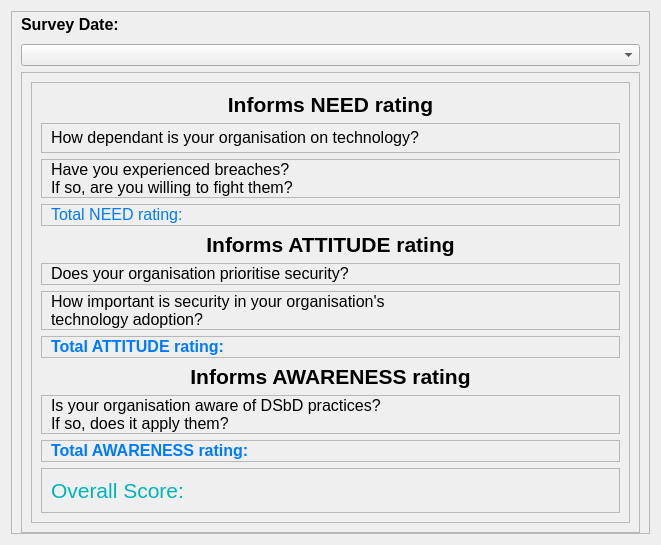
Old version of the form src/ui_design/scores.ui in the repository mikukula/SAT.
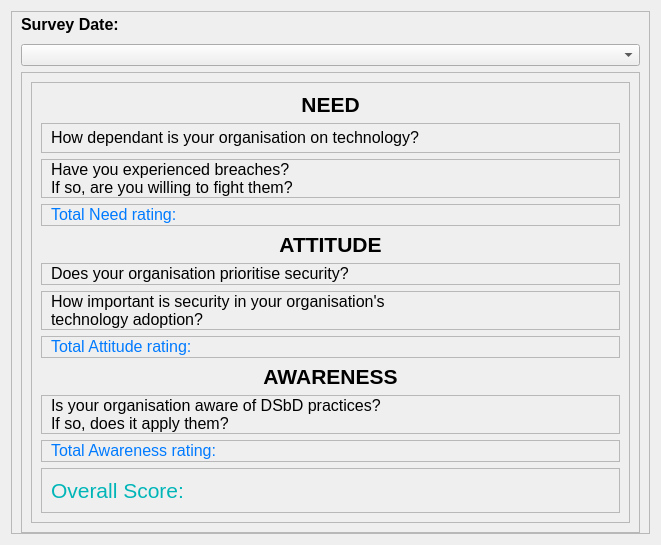
New version of the form.

The edit to the form file:
```diff
--- a/src/ui_design/scores.ui
+++ b/src/ui_design/scores.ui
@@ -60,7 +60,7 @@
             <item>
              <widget class="QLabel" name="label_5">
               <property name="text">
-               <string>&lt;html&gt;&lt;head/&gt;&lt;body&gt;&lt;p align=&quot;center&quot;&gt;&lt;span style=&quot; font-size:16pt; font-weight:600;&quot;&gt;Informs NEED rating&lt;/span&gt;&lt;/p&gt;&lt;/body&gt;&lt;/html&gt;</string>
+               <string>&lt;html&gt;&lt;head/&gt;&lt;body&gt;&lt;p align=&quot;center&quot;&gt;&lt;span style=&quot; font-size:16pt; font-weight:600;&quot;&gt;NEED&lt;/span&gt;&lt;/p&gt;&lt;/body&gt;&lt;/html&gt;</string>
               </property>
              </widget>
             </item>
@@ -184,7 +184,7 @@
                <item>
                 <widget class="QLabel" name="label_9">
                  <property name="text">
-                  <string>&lt;html&gt;&lt;head/&gt;&lt;body&gt;&lt;p&gt;&lt;span style=&quot; font-size:12pt; font-weight:496; color:#007AFF&quot;&gt;Total NEED rating:&lt;/span&gt;&lt;/p&gt;&lt;/body&gt;&lt;/html&gt;</string>
+                  <string>&lt;html&gt;&lt;head/&gt;&lt;body&gt;&lt;p&gt;&lt;span style=&quot; font-size:12pt; font-weight:496; color:#007aff;&quot;&gt;Total Need rating:&lt;/span&gt;&lt;/p&gt;&lt;/body&gt;&lt;/html&gt;</string>
                  </property>
                 </widget>
                </item>
@@ -220,7 +220,7 @@
             <item>
              <widget class="QLabel" name="label_6">
               <property name="text">
-               <string>&lt;html&gt;&lt;head/&gt;&lt;body&gt;&lt;p align=&quot;center&quot;&gt;&lt;span style=&quot; font-size:16pt; font-weight:600;&quot;&gt;Informs ATTITUDE rating&lt;/span&gt;&lt;/p&gt;&lt;/body&gt;&lt;/html&gt;</string>
+               <string>&lt;html&gt;&lt;head/&gt;&lt;body&gt;&lt;p align=&quot;center&quot;&gt;&lt;span style=&quot; font-size:16pt; font-weight:600;&quot;&gt;ATTITUDE&lt;/span&gt;&lt;/p&gt;&lt;/body&gt;&lt;/html&gt;</string>
               </property>
              </widget>
             </item>
@@ -338,7 +338,7 @@
                <item>
                 <widget class="QLabel" name="label_10">
                  <property name="text">
-                  <string>&lt;html&gt;&lt;head/&gt;&lt;body&gt;&lt;p&gt;&lt;span style=&quot; font-size:12pt; font-weight:500;color:#007AFF&quot;&gt;Total ATTITUDE rating:&lt;/span&gt;&lt;/p&gt;&lt;/body&gt;&lt;/html&gt;</string>
+                  <string>&lt;html&gt;&lt;head/&gt;&lt;body&gt;&lt;p&gt;&lt;span style=&quot; font-size:12pt; font-weight:496; color:#007aff;&quot;&gt;Total Attitude rating:&lt;/span&gt;&lt;/p&gt;&lt;/body&gt;&lt;/html&gt;</string>
                  </property>
                 </widget>
                </item>
@@ -368,7 +368,7 @@
             <item>
              <widget class="QLabel" name="label_7">
               <property name="text">
-               <string>&lt;html&gt;&lt;head/&gt;&lt;body&gt;&lt;p align=&quot;center&quot;&gt;&lt;span style=&quot; font-size:16pt; font-weight:600;&quot;&gt;Informs AWARENESS rating&lt;/span&gt;&lt;/p&gt;&lt;/body&gt;&lt;/html&gt;</string>
+               <string>&lt;html&gt;&lt;head/&gt;&lt;body&gt;&lt;p align=&quot;center&quot;&gt;&lt;span style=&quot; font-size:16pt; font-weight:600;&quot;&gt;AWARENESS&lt;/span&gt;&lt;/p&gt;&lt;/body&gt;&lt;/html&gt;</string>
               </property>
              </widget>
             </item>
@@ -435,7 +435,7 @@
                <item>
                 <widget class="QLabel" name="label_11">
                  <property name="text">
-                  <string>&lt;html&gt;&lt;head/&gt;&lt;body&gt;&lt;p&gt;&lt;span style=&quot; font-size:12pt; font-weight:500;color:#007AFF&quot;&gt;Total AWARENESS rating:&lt;/span&gt;&lt;/p&gt;&lt;/body&gt;&lt;/html&gt;</string>
+                  <string>&lt;html&gt;&lt;head/&gt;&lt;body&gt;&lt;p&gt;&lt;span style=&quot; font-size:12pt; font-weight:496; color:#007aff;&quot;&gt;Total Awareness rating:&lt;/span&gt;&lt;/p&gt;&lt;/body&gt;&lt;/html&gt;</string>
                  </property>
                 </widget>
                </item>
```
